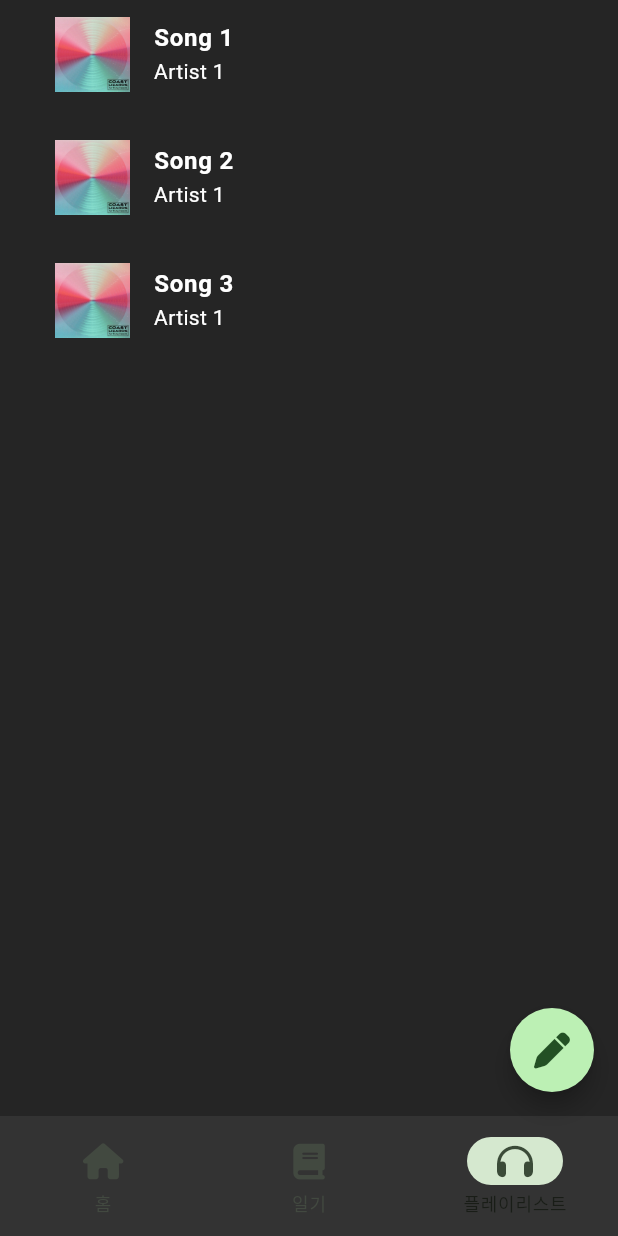
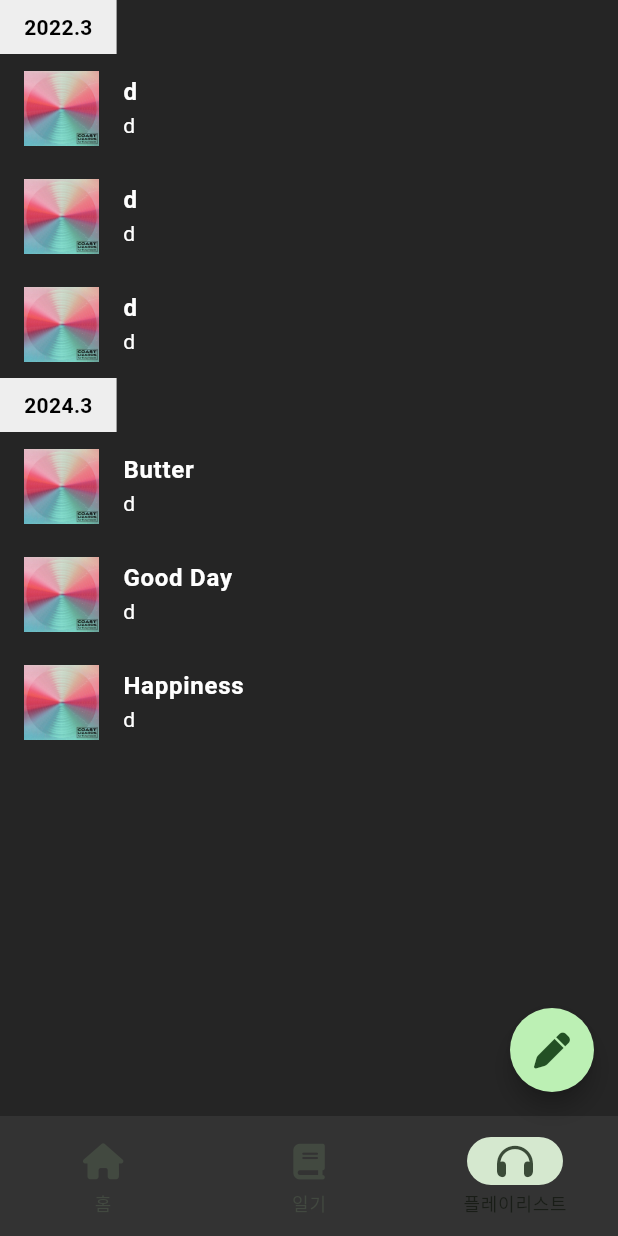
Before and after one commit to boridosa/emolist, a Flutter app: the PlaylistScreen screen opened by its route, on a phone screen of 412 x 824 dp. Run offline on Flutter 3.47's test engine with Material 3 defaults, Android fonts, the light colour scheme and no system bars; our stand-ins replace font_awesome_flutter, go_router.

Commit message:
✨ add feature to display date separators on PlaylistScreen

```diff
--- a/lib/src/screens/playlist_screen.dart
+++ b/lib/src/screens/playlist_screen.dart
@@ -1,44 +1,132 @@
+import 'package:emolist/src/constants/emotion.dart';
+import 'package:emolist/src/models/diary_model.dart';
 import 'package:emolist/src/models/track_model.dart';
 import 'package:emolist/widgets/track_widget.dart';
 import 'package:flutter/material.dart';
 
 class PlaylistScreen extends StatelessWidget {
-  final List<TrackModel> dummytracks;
+  final List<DiaryModel> dummydiaries = [
+    DiaryModel(
+      id: '1',
+      date: DateTime(2022, 3, 1),
+      content: '가나다라마바사아자차카타파하',
+      emotions: {
+        Emotion.love: 0.41,
+        Emotion.happiness: 0.21,
+        Emotion.anger: 0.17,
+        Emotion.sadness: 0.13,
+        Emotion.hurt: 0.08,
+      },
+      playlist: [
+        const TrackModel(
+            id: '1',
+            title: 'd',
+            artists: ['d'],
+            cover: 'assets/images/trackImage.png',
+            liked: true),
+        const TrackModel(
+            id: '1',
+            title: 'd',
+            artists: ['d'],
+            cover: 'assets/images/trackImage.png',
+            liked: true),
+        const TrackModel(
+            id: '1',
+            title: 'd',
+            artists: ['d'],
+            cover: 'assets/images/trackImage.png',
+            liked: false),
+      ],
+    ),
+    DiaryModel(
+      id: '1',
+      date: DateTime(2024, 3, 2),
+      content:
+          '가나다라마바사아자차카타파하가나다라마바사아자차카타파하가나다라마바사아자차카타파하가나다라마바사아자차카타파하가나다라마바사아자차카타파하가나다라마바사아자차카타파하가나다라마바사아자차카타파하가나다라마바사아자차카타파하가나다라마바사아자차카타파하가나다라마바사아자차카타파하',
+      emotions: {
+        Emotion.love: 0.41,
+        Emotion.happiness: 0.21,
+        Emotion.anger: 0.17,
+        Emotion.sadness: 0.13,
+        Emotion.hurt: 0.08,
+      },
+      playlist: const [
+        TrackModel(
+            id: '1',
+            title: 'Butter',
+            artists: ['d'],
+            cover: 'assets/images/trackImage.png',
+            liked: true),
+        TrackModel(
+            id: '1',
+            title: 'Good Day',
+            artists: ['d'],
+            cover: 'assets/images/trackImage.png',
+            liked: false),
+        TrackModel(
+            id: '1',
+            title: 'Happiness',
+            artists: ['d'],
+            cover: 'assets/images/trackImage.png',
+            liked: true),
+      ],
+    )
+  ];
 
   // ignore: use_super_parameters
-  const PlaylistScreen({Key? key})
-      : dummytracks = const [
-          TrackModel(
-            id: '1',
-            title: 'Song 1',
-            artists: ['Artist 1'],
-            cover: 'assets/images/trackImage.png',
-            liked: true,
-          ),
-          TrackModel(
-            id: '2',
-            title: 'Song 2',
-            artists: ['Artist 1'],
-            cover: 'assets/images/trackImage.png',
-            liked: true,
-          ),
-          TrackModel(
-            id: '3',
-            title: 'Song 3',
-            artists: ['Artist 1'],
-            cover: 'assets/images/trackImage.png',
-            liked: true,
-          ),
-        ],
-        super(key: key);
+  PlaylistScreen({Key? key}) : super(key: key);
 
   @override
   Widget build(BuildContext context) {
+    if (dummydiaries.isEmpty) {
+      return const Scaffold(
+        body: Center(
+          child: Text(
+            '플레이리스트가 없습니다.',
+            style: TextStyle(color: Colors.white),
+          ),
+        ),
+      );
+    }
     return Scaffold(
-      body: Column(
-        children: [
-          Expanded(child: makeTrackList(dummytracks)),
-        ],
+        body: ListView.builder(
+      itemCount: dummydiaries.length,
+      itemBuilder: (context, index) {
+        final diary = dummydiaries[index];
+
+        final formattedDate = '${diary.date.year}.${diary.date.month}';
+
+        final bool isFirstOrDifferentMonth = index == 0 ||
+            formattedDate !=
+                '${dummydiaries[index - 1].date.year}.${dummydiaries[index - 1].date.month}';
+
+        return Column(
+          crossAxisAlignment: CrossAxisAlignment.start,
+          children: [
+            if (isFirstOrDifferentMonth) _buildDateDivider(formattedDate),
+            for (final track in diary.playlist)
+              Track(
+                  id: track.id,
+                  title: track.title,
+                  artists: track.artists,
+                  cover: track.cover,
+                  liked: track.liked)
+          ],
+        );
+      },
+    ));
+  }
+
+  Widget _buildDateDivider(String formattedDate) {
+    return Container(
+      padding: const EdgeInsets.symmetric(vertical: 8, horizontal: 16),
+      color: Colors.grey[200],
+      child: Text(
+        formattedDate,
+        style: const TextStyle(
+          color: Colors.black,
+          fontWeight: FontWeight.bold,
+        ),
       ),
     );
   }
```
